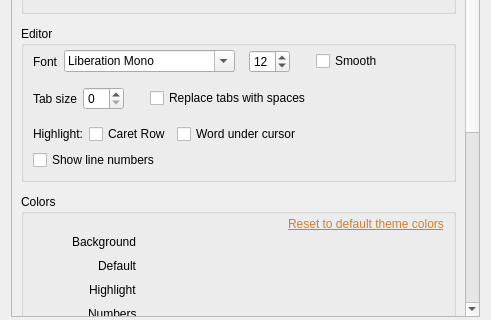
Above: prefsdialog.ui from engor/Jentos.Code before the change; both pictures show x 0 to 491 and y 152 to 472 of the 491 by 627 pixel window. Below: the same form after it.
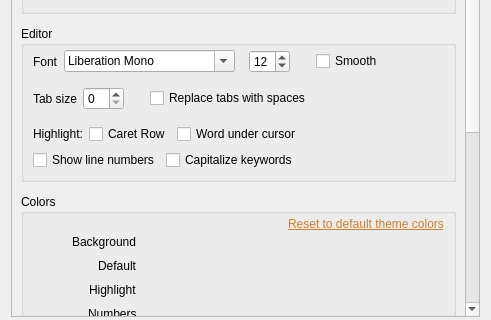
That is the form after the change. Custom widgets are drawn as their Qt base class.

Commit message: Improve keywords capitalization (exclude it from highlighter). don't caps while we are typing word. add options - so you can disable it. Add switch to Insert / Overwrite mode by pressing Insert key.

Patch:
```diff
--- a/prefsdialog.ui
+++ b/prefsdialog.ui
@@ -73,7 +73,7 @@
             <x>0</x>
             <y>0</y>
             <width>454</width>
-            <height>724</height>
+            <height>729</height>
            </rect>
           </property>
           <layout class="QVBoxLayout" name="verticalLayout_5">
@@ -413,6 +413,11 @@
                </layout>
               </item>
               <item>
+               <layout class="QHBoxLayout" name="horizontalLayout_10">
+                <property name="topMargin">
+                 <number>0</number>
+                </property>
+                <item>
                <widget class="QCheckBox" name="chbLineNumbers">
                 <property name="sizePolicy">
                  <sizepolicy hsizetype="Fixed" vsizetype="Fixed">
@@ -425,6 +430,28 @@
                 </property>
                </widget>
               </item>
+                <item>
+                 <widget class="QCheckBox" name="checkBoxCapitalizeKeywords">
+                  <property name="text">
+                   <string>Capitalize keywords</string>
+                  </property>
+                 </widget>
+                </item>
+                <item>
+                 <spacer name="horizontalSpacer_12">
+                  <property name="orientation">
+                   <enum>Qt::Horizontal</enum>
+                  </property>
+                  <property name="sizeHint" stdset="0">
+                   <size>
+                    <width>40</width>
+                    <height>20</height>
+                   </size>
+                  </property>
+                 </spacer>
+                </item>
+               </layout>
+              </item>
              </layout>
             </widget>
            </item>
```
Left out of the diff: 4 changed lines with no effect on the pictures. Lines whose indentation alone changed are shown as unchanged. The commit also changes 7 other files.
